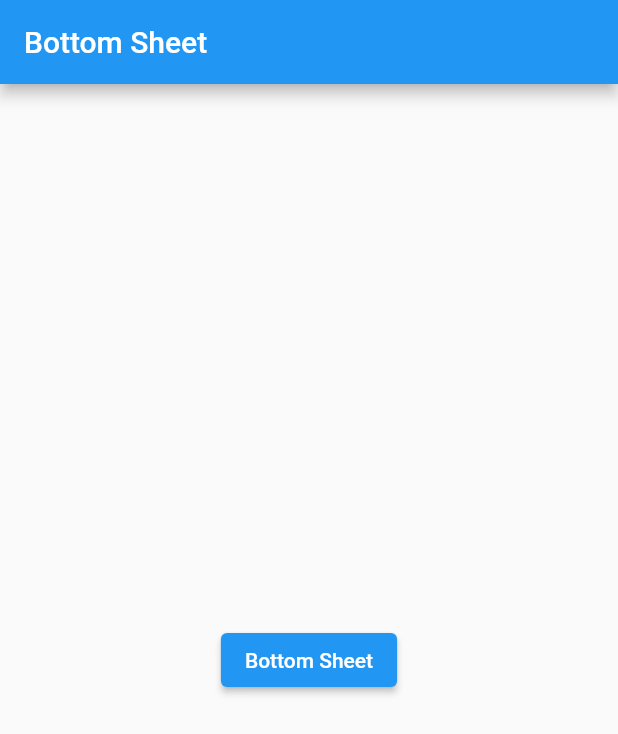
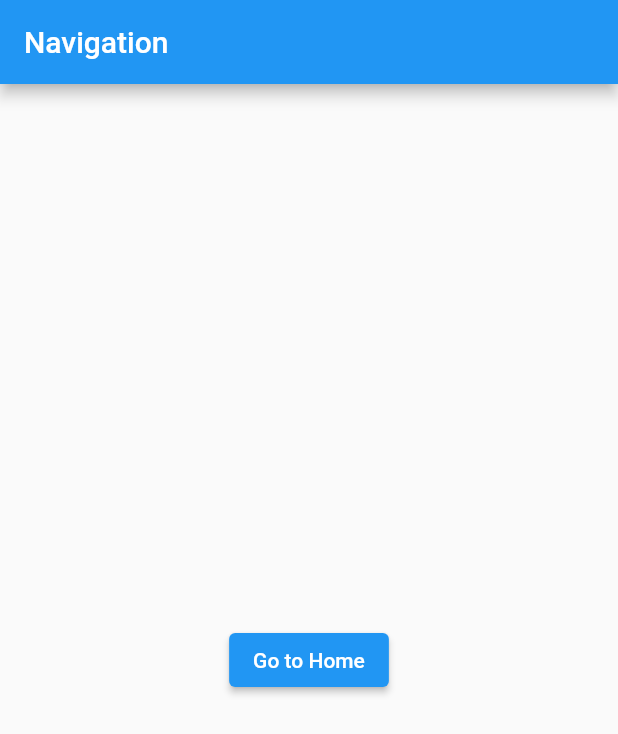
Before and after one commit to ali-sojib/Flutter-GetX-Utils, a Flutter app: the screen it shows after launch, on a phone screen of 412 x 824 dp. Shown: the top 734 px of the screen. Run offline on Flutter 3.47's test engine with Material 2 defaults, Android fonts, the phone set to English and light mode, and no system bars; our stand-ins replace get.

Commit message:
getx route navigation get.to pass and get value

```diff
--- /dev/null
+++ b/lib/getx_route_navigation/getx_mian.dart
@@ -0,0 +1,50 @@
+import 'package:flutter/material.dart';
+import 'package:get/get.dart';
+
+import 'getx_home.dart';
+
+class RouteNavigationMain extends StatelessWidget {
+  @override
+  Widget build(BuildContext context) {
+    // TODO: implement build
+    return Scaffold(
+      appBar: AppBar(title: Text("Navigation")),
+      body: Center(
+        child: Column(
+          mainAxisAlignment: MainAxisAlignment.center,
+          crossAxisAlignment: CrossAxisAlignment.center,
+          children: [
+            ElevatedButton(
+              child: const Text("Go to Home"),
+              onPressed: () async {
+                // Get.to(
+                //   Home(),
+                //   // To make the screen full dialog
+                //   // fullscreenDialog: true,
+                //   // To provide animations
+                //   transition: Transition.fade,
+                //   // Duration for transition animation
+                //   // duration: Duration(milliseconds: 4000),
+                //   // Curve Animation
+                //   curve: Curves.bounceOut,
+                // );
+                // Go to home screen but no option to return to previous screen
+                // Get.off(Home());
+                // Go to home screen and cancel all previous screens/routes
+                //Get.offAll(Home());
+                // Go the next screen with some data
+                // Get.to(Home(), arguments: "arguments Data from Main");
+
+                // Go to next screen and receive data sent from home screen
+                //TODO: its not work
+                var data = await Get.to(Home());
+                //TODO: dat gets null
+                print('printing Received data is :=  $data');
+              },
+            )
+          ],
+        ),
+      ),
+    );
+  }
+}
--- a/lib/main.dart
+++ b/lib/main.dart
@@ -3,6 +3,7 @@ import 'package:flutter_getx_utils/getx_dialog_all_perm_view.dart';
 import 'package:get/get.dart';
 
 import 'getx_bottom_sheet_perm_view.dart';
+import 'getx_route_navigation/getx_mian.dart';
 import 'getx_snackebar_all_perm_view.dart';
 
 void main() {
@@ -16,11 +17,11 @@ class MyApp extends StatelessWidget {
   // This widget is the root of your application.
   @override
   Widget build(BuildContext context) {
-    return const GetMaterialApp(
-      title: 'GetX',
-      // home: SnackBarHomePage(),
-      // home: DialogHomePage(),
-      home: BottomSheetPage(),
-    );
+    return GetMaterialApp(
+        title: 'GetX',
+        // home: SnackBarHomePage(),
+        // home: DialogHomePage(),
+        // home: BottomSheetPage(),
+        home: RouteNavigationMain());
   }
 }
```
Also changed, not shown: lib/getx_route_navigation/getx_home.dart (added, +62 -0 lines).
